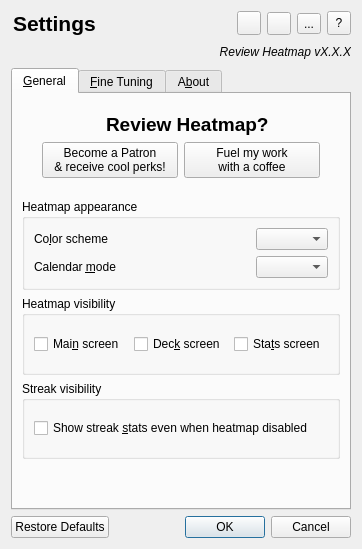
The window that designer/options.ui (glutanimate/review-heatmap) describes before a commit, drawn with Qt 5.
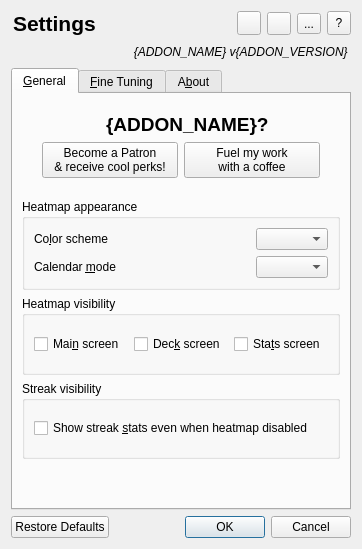
The same window after the commit. Icons and pictures are not drawn. Custom widgets are drawn as their Qt base class.

Commit message: Dynamically format labels and buttons with add-on metadata

The edit to the form file:
```diff
--- a/designer/options.ui
+++ b/designer/options.ui
@@ -151,7 +151,7 @@
         </font>
        </property>
        <property name="text">
-        <string>Review Heatmap vX.X.X</string>
+        <string>{ADDON_NAME} v{ADDON_VERSION} </string>
        </property>
        <property name="alignment">
         <set>Qt::AlignRight|Qt::AlignTrailing|Qt::AlignVCenter</set>
@@ -219,7 +219,7 @@
               </font>
              </property>
              <property name="text">
-              <string>Review Heatmap?</string>
+              <string>{ADDON_NAME}?</string>
              </property>
              <property name="alignment">
               <set>Qt::AlignLeading|Qt::AlignLeft|Qt::AlignVCenter</set>
```
Left out of the diff: 6 changed lines with no effect on the pictures. The commit also changes 4 other files.
